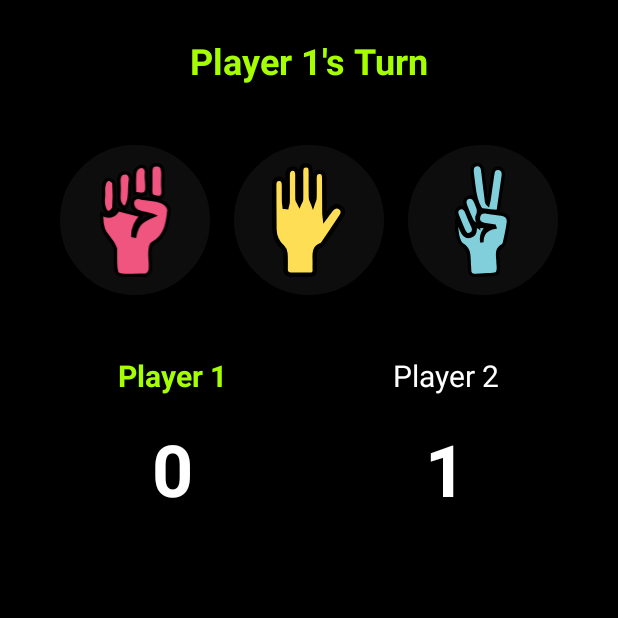
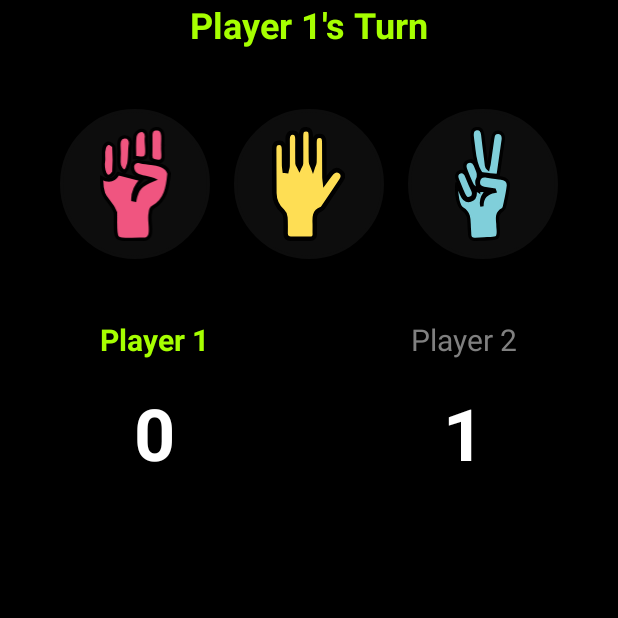
Before and after one commit to dvk65/rockpaperscissors, an Android app: the screen it shows after launch (MainActivity), after a tap on "Paper", on a phone screen of 412 x 824 dp, the top half of it. Run offline under Robolectric (Android 15) with nearby library versions, the phone set to English and light mode, and no system bars; our stand-ins replace Firebase (no records; nobody signed in at launch, a user with empty details on screens opened directly); 1 other tap on this screen came first.

Commit message:
UX improvements

```diff
--- a/app/src/main/java/com/tflite/madlab6/MainActivity.java
+++ b/app/src/main/java/com/tflite/madlab6/MainActivity.java
@@ -1,14 +1,19 @@
 package com.tflite.madlab6;
 
+import android.graphics.Typeface;
 import android.os.Bundle;
-import android.util.Log;
-import android.view.View;
+import android.os.Handler;
+import android.os.Looper;
 import android.widget.ImageButton;
-import android.widget.TextView;
 import android.widget.Toast;
 
 import androidx.activity.EdgeToEdge;
+import androidx.annotation.NonNull;
 import androidx.appcompat.app.AppCompatActivity;
+import androidx.core.content.ContextCompat;
+import androidx.core.graphics.Insets;
+import androidx.core.view.ViewCompat;
+import androidx.core.view.WindowInsetsCompat;
 import androidx.recyclerview.widget.LinearLayoutManager;
 
 import com.google.firebase.database.DataSnapshot;
@@ -27,7 +32,6 @@ public class MainActivity extends AppCompatActivity {
     FirebaseDatabase database;
     DatabaseReference myRef;
     MessageAdapter adapter;
-    private List<ChatMessage> messageList;
     ChatMessage chatMessage;
     int user1Score = 0;
     int user2Score = 0;
@@ -41,18 +45,19 @@ public class MainActivity extends AppCompatActivity {
         EdgeToEdge.enable(this);
         binding = ActivityMainBinding.inflate(getLayoutInflater());
         setContentView(binding.getRoot());
+        ViewCompat.setOnApplyWindowInsetsListener(binding.getRoot(), (v, insets) -> {
+            Insets systemBars = insets.getInsets(WindowInsetsCompat.Type.systemBars());
+            v.setPadding(systemBars.left, systemBars.top, systemBars.right, systemBars.bottom);
+            return insets;
+        });
 
         database = FirebaseDatabase.getInstance();
         myRef = database.getReference();
 
-        messageList = new ArrayList<>();
+        List<ChatMessage> messageList = new ArrayList<>();
         adapter = new MessageAdapter(messageList);
         binding.messageRecyclerView.setLayoutManager(new LinearLayoutManager(this));
         binding.messageRecyclerView.setAdapter(adapter);
-
-        TextView turnTextView = binding.turnTextView;
-        TextView player1ScoreTextView = binding.player1Score;
-        TextView player2ScoreTextView = binding.player2Score;
 
         ImageButton rockButton = binding.rockButton;
         ImageButton paperButton = binding.paperButton;
@@ -67,10 +72,9 @@ public class MainActivity extends AppCompatActivity {
         paperButton.setOnClickListener(v -> handleChoice("Paper"));
         scissorsButton.setOnClickListener(v -> handleChoice("Scissors"));
 
-
         myRef.addValueEventListener(new ValueEventListener() {
             @Override
-            public void onDataChange(DataSnapshot snapshot) {
+            public void onDataChange(@NonNull DataSnapshot snapshot) {
                 adapter.clearMessages();
                 for (DataSnapshot childSnapshot : snapshot.getChildren()) {
                     chatMessage = childSnapshot.getValue(ChatMessage.class);
@@ -78,10 +82,11 @@ public class MainActivity extends AppCompatActivity {
                         adapter.addMessage(chatMessage);
                     }
                 }
+                binding.messageRecyclerView.scrollToPosition(adapter.getItemCount() - 1); // Scroll to the last item
             }
 
             @Override
-            public void onCancelled(DatabaseError error) {
+            public void onCancelled(@NonNull DatabaseError error) {
                 Toast.makeText(MainActivity.this, "Error loading messages", Toast.LENGTH_SHORT).show();
             }
         });
@@ -91,10 +96,18 @@ public class MainActivity extends AppCompatActivity {
         // Set turn text based on the current player's turn
         if ("User1".equals(turn)) {
             binding.turnTextView.setText(getString(R.string.player_1_s_turn));
-            binding.turnTextView.setTextColor(getResources().getColor(R.color.player_1));
+            binding.turnTextView.setTextColor(ContextCompat.getColor(this, R.color.player_1));
+            binding.player1ScoreLabel.setTextColor(ContextCompat.getColor(this, R.color.player_1));
+            binding.player2ScoreLabel.setTextColor(ContextCompat.getColor(this, R.color.grey));
+            binding.player1ScoreLabel.setTypeface(null, Typeface.BOLD);
+            binding.player2ScoreLabel.setTypeface(null, Typeface.NORMAL);
         } else {
             binding.turnTextView.setText(getString(R.string.player_2_s_turn));
-            binding.turnTextView.setTextColor(getResources().getColor(R.color.player_2));
+            binding.turnTextView.setTextColor(ContextCompat.getColor(this, R.color.player_2));
+            binding.player1ScoreLabel.setTextColor(ContextCompat.getColor(this, R.color.grey));
+            binding.player2ScoreLabel.setTextColor(ContextCompat.getColor(this, R.color.player_2));
+            binding.player1ScoreLabel.setTypeface(null, Typeface.NORMAL);
+            binding.player2ScoreLabel.setTypeface(null, Typeface.BOLD);
         }
     }
 
@@ -133,19 +146,23 @@ public class MainActivity extends AppCompatActivity {
             // Create chat messages for the round
             ChatMessage user1Message = new ChatMessage("User1", "Played", user1Choice, user1Score, turn);
             ChatMessage user2Message = new ChatMessage("User2", "Played", user2Choice, user2Score, turn);
+            ChatMessage blankMessage = new ChatMessage("", "", "", 0, ""); // Empty message
 
             myRef.push().setValue(user1Message);
             myRef.push().setValue(user2Message);
+            myRef.push().setValue(blankMessage);
 
             // Check for winner
             if (user1Score >= 5 || user2Score >= 5) {
                 String winner = (user1Score >= 5) ? "User 1 Wins!" : "User 2 Wins!";
                 Toast.makeText(MainActivity.this, winner, Toast.LENGTH_SHORT).show();
-                myRef.removeValue();
                 user1Score = 0;
                 user2Score = 0;
-                binding.player1Score.setText("0");
-                binding.player2Score.setText("0");
+                new Handler(Looper.getMainLooper()).postDelayed(() -> {
+                    myRef.removeValue();
+                    binding.player1Score.setText("0");
+                    binding.player2Score.setText("0");
+                }, 3000); // Delay in milliseconds
             }
             user1Choice = "";
             user2Choice = "";
--- a/app/src/main/java/com/tflite/madlab6/MessageAdapter.java
+++ b/app/src/main/java/com/tflite/madlab6/MessageAdapter.java
@@ -12,7 +12,7 @@ import androidx.recyclerview.widget.RecyclerView;
 import java.util.List;
 
 public class MessageAdapter extends RecyclerView.Adapter<MessageAdapter.MessageViewHolder> {
-    private List<ChatMessage> messageList;
+    private final List<ChatMessage> messageList;
     public MessageAdapter(List<ChatMessage> messageList) {
         this.messageList = messageList;
     }
@@ -26,7 +26,13 @@ public class MessageAdapter extends RecyclerView.Adapter<MessageAdapter.MessageV
     @Override
     public void onBindViewHolder(@NonNull MessageViewHolder holder, int position) {
         ChatMessage chatMessage = messageList.get(position);
-        holder.gameOutput.setText(chatMessage.getSender() + ": " + chatMessage.getChoice() + " Score: " + chatMessage.getUserScore());
+
+        // If the message is empty, show a blank line
+        if (chatMessage.getSender().isEmpty() && chatMessage.getChoice().isEmpty()) {
+            holder.gameOutput.setText(""); // Blank line
+        } else {
+            holder.gameOutput.setText(chatMessage.getSender() + ": " + chatMessage.getChoice() + "\t\t" + " Score: " + chatMessage.getUserScore());
+        }
     }
 
     @Override
--- a/app/src/main/res/layout/activity_main.xml
+++ b/app/src/main/res/layout/activity_main.xml
@@ -73,7 +73,7 @@
         android:gravity="center">
 
         <TextView
-            android:id="@+id/player1Score_label"
+            android:id="@+id/player1ScoreLabel"
             android:layout_width="0dp"
             android:layout_height="wrap_content"
             android:layout_weight="1"
@@ -84,14 +84,14 @@
             android:textStyle="bold" />
 
         <TextView
-            android:id="@+id/player2Score_label"
+            android:id="@+id/player2ScoreLabel"
             android:layout_width="0dp"
             android:layout_height="wrap_content"
             android:layout_weight="1"
             android:text="@string/player_2"
             android:gravity="center"
             android:textSize="20sp"
-            android:textColor="@color/white" />
+            android:textColor="@color/grey" />
     </LinearLayout>
 
     <!-- Score Values -->
--- a/app/src/main/res/values/colors.xml
+++ b/app/src/main/res/values/colors.xml
@@ -7,4 +7,5 @@
 -
     <color name="player_1">#A6FF00</color>
     <color name="player_2">#C77DFF</color>"
+    <color name="grey">#808080</color>
 </resources>
```
Also changed, not shown: app/src/main/java/com/tflite/madlab6/ChatMessage.java (+6 -7 lines).
